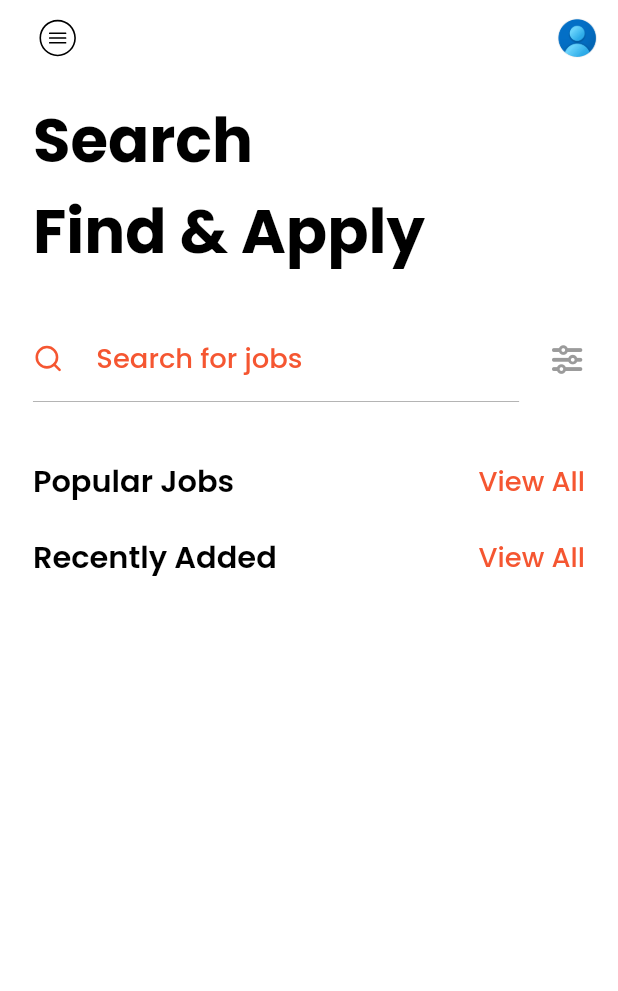
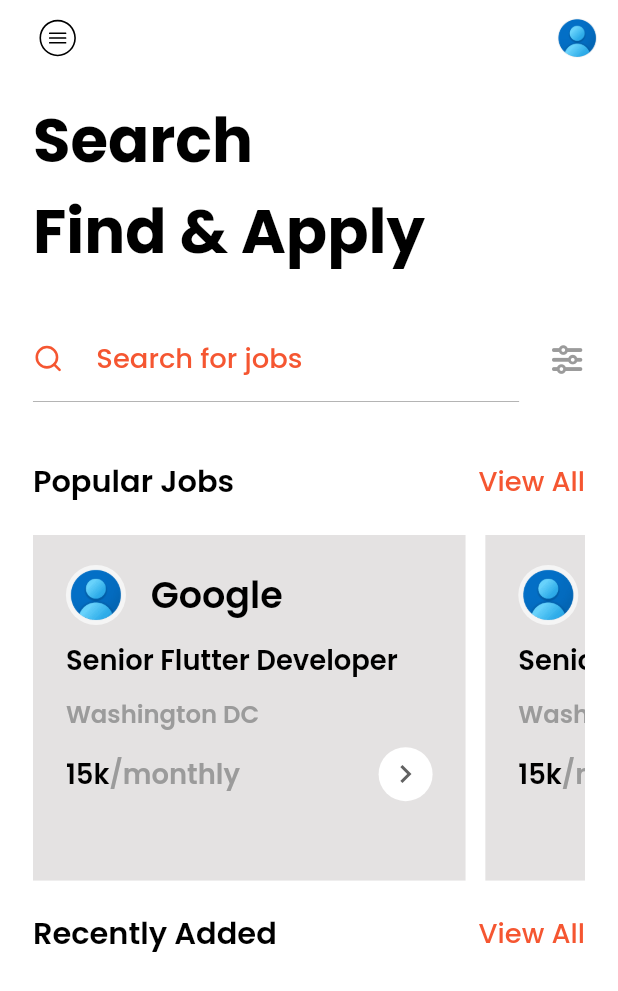
Before and after one commit to cjchika/joboard, a Flutter app: the HomePage screen opened directly, on a phone screen of 412 x 824 dp. Shown: the top 991 px of the screen. Run offline on Flutter 3.47's test engine with Material 2 defaults, Android fonts, the phone set to English and light mode, and no system bars; our stand-ins replace flutter_animate, flutter_screenutil, flutter_svg, flutter_vector_icons, flutter_zoom_drawer, get and 5 more; accounts and stored records are empty.

```diff
--- a/lib/views/ui/homepage.dart
+++ b/lib/views/ui/homepage.dart
@@ -9,6 +9,7 @@ import 'package:joboard/views/common/drawer/draw_widget.dart';
 import 'package:joboard/views/common/heading_widget.dart';
 import 'package:joboard/views/common/height_spacer.dart';
 import 'package:joboard/views/common/search.dart';
+import 'package:joboard/views/ui/jobs/widgets/horizontal_tile.dart';
 import 'package:joboard/views/ui/search/searchpage.dart';
 
 class HomePage extends StatefulWidget {
@@ -61,6 +62,16 @@ class _HomePageState extends State<HomePage> {
                 const HeightSpacer(size: 30),
                 HeadingWidget(text: "Popular Jobs", onTap: () {}),
                 const HeightSpacer(size: 20),
+                SizedBox(
+                  height: height * 0.28,
+                  child: ListView.builder(
+                      itemCount: 4,
+                      scrollDirection: Axis.horizontal,
+                      itemBuilder: (context, index) {
+                        return JobHorizontalTile(onTap: () {});
+                      }),
+                ),
+                const HeightSpacer(size: 20),
                 HeadingWidget(text: "Recently Added", onTap: () {}),
               ],
             ),
--- a/lib/views/ui/jobs/widgets/horizontal_tile.dart
+++ b/lib/views/ui/jobs/widgets/horizontal_tile.dart
@@ -1,10 +1,80 @@
 import 'package:flutter/material.dart';
+import 'package:flutter_screenutil/flutter_screenutil.dart';
+import 'package:joboard/constants/app_constants.dart';
+import 'package:joboard/views/common/exports.dart';
+import 'package:joboard/views/common/height_spacer.dart';
+import 'package:joboard/views/common/width_spacer.dart';
 
 class JobHorizontalTile extends StatelessWidget {
-  const JobHorizontalTile({super.key});
+  const JobHorizontalTile({super.key, this.onTap});
+
+  final void Function()? onTap;
 
   @override
   Widget build(BuildContext context) {
-    return Container();
+    return GestureDetector(
+      onTap: onTap,
+      child: Padding(
+        padding: EdgeInsets.only(right: 12.w),
+        child: Container(
+          padding: EdgeInsets.symmetric(horizontal: 20.w, vertical: 20.h),
+          width: width * 0.7,
+          height: height * 0.27,
+          color: Color(kLightGrey.value),
+          child: Column(
+            crossAxisAlignment: CrossAxisAlignment.start,
+            children: [
+              Row(
+                children: [
+                  const CircleAvatar(
+                    backgroundImage: AssetImage("assets/images/user.png"),
+                  ),
+                  const WidthSpacer(width: 15),
+                  ReusableText(
+                    text: "Google",
+                    style: appstyle(24, Color(kDark.value), FontWeight.w600),
+                  ),
+                ],
+              ),
+              const HeightSpacer(size: 10),
+              ReusableText(
+                text: "Senior Flutter Developer",
+                style: appstyle(18, Color(kDark.value), FontWeight.w600),
+              ),
+              const HeightSpacer(size: 10),
+              ReusableText(
+                text: "Washington DC",
+                style: appstyle(16, Color(kDarkGrey.value), FontWeight.w600),
+              ),
+              const HeightSpacer(size: 10),
+              Row(
+                mainAxisAlignment: MainAxisAlignment.spaceBetween,
+                children: [
+                  Row(
+
+                    children: [
+                      ReusableText(
+                        text: "15k",
+                        style: appstyle(18, Color(kDark.value), FontWeight.w600),
+                      ),
+                      ReusableText(
+                        text: "/monthly",
+                        style: appstyle(18, Color(kDarkGrey.value), FontWeight.w600),
+                      ),
+                    ],
+                  ),
+                  CircleAvatar(
+                    radius: 18,
+                    backgroundColor: Color(kLight.value),
+                    child: const Icon(Icons.chevron_right),
+                  )
+                ],
+              ),
+
+            ],
+          ),
+        ),
+      ),
+    );
   }
 }
```
